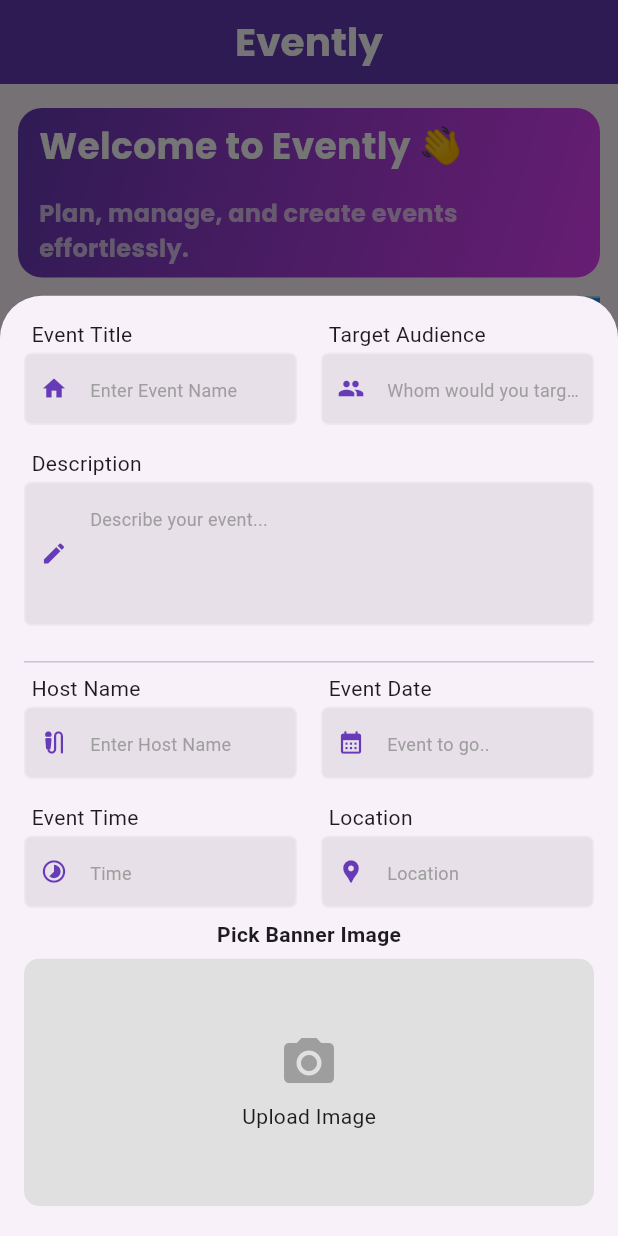
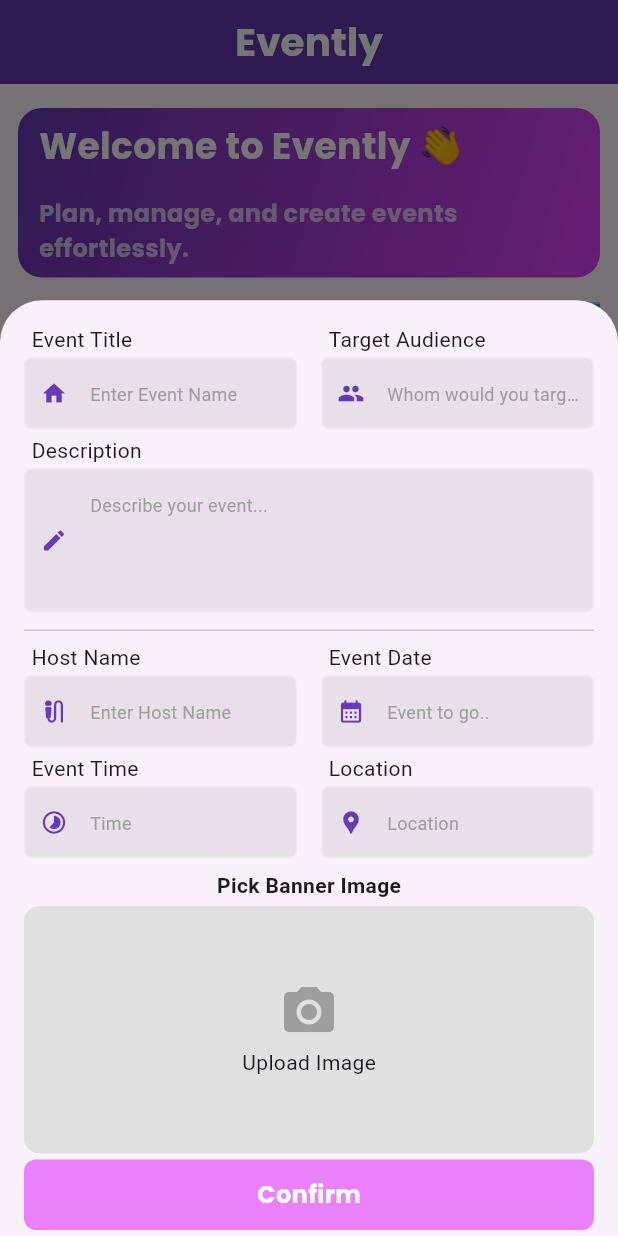
Before and after one commit to gtmpras/Evently, a Flutter app: the screen it shows once a user with an empty profile is signed in, after a tap on "Create Events", on a phone screen of 412 x 824 dp. Run offline on Flutter 3.47's test engine with Material 3 defaults, Android fonts, the phone set to English and light mode, and no system bars; our stand-ins replace cloud_firestore, firebase_auth, firebase_core, flutter_riverpod, go_router, google_fonts and 2 more; accounts and stored records are empty.

Commit message:
changing UI components

```diff
--- a/lib/src/presentations/home_screen.dart
+++ b/lib/src/presentations/home_screen.dart
@@ -1,8 +1,6 @@
 import 'package:evently/core/constants/font_constants.dart';
 import 'package:evently/core/helper/gap.dart';
 import 'package:evently/core/routing/route_constants.dart';
-import 'package:evently/shared/widgets/decoration/text_field_decoration.dart';
-import 'package:evently/shared/widgets/form_field_title.dart';
 import 'package:evently/src/partners/services/auth_services.dart';
 import 'package:evently/src/presentations/widgets/create_event_form.dart';
 import 'package:flutter/material.dart';
@@ -29,24 +27,37 @@ class _HomeScreenState extends State<HomeScreen> {
         centerTitle: true,
       ),
       body: SafeArea(
-        child: SingleChildScrollView(
-          child: Padding(
-            padding: const EdgeInsets.symmetric(horizontal: 12.0, vertical: 16),
         child: Column(
           crossAxisAlignment: CrossAxisAlignment.start,
           children: [
-                _buildWelcomeBanner(),
-                VerticalGap.l,
-                _buildButtonRow(),
-                VerticalGap.xs,
+            Padding(
+              padding: const EdgeInsets.symmetric(
+                horizontal: 12.0,
+                vertical: 16,
+              ),
+              child: _buildWelcomeBanner(),
+            ),
+
+            Padding(
+              padding: const EdgeInsets.symmetric(horizontal: 12.0),
+              child: _buildButtonRow(),
+            ),
+            VerticalGap.xxs,
+            Expanded(
+              child: SingleChildScrollView(
+                padding: EdgeInsets.symmetric(horizontal: 12.0, vertical: 16),
+                child: Column(
+                  children: [
                     _buildDescriptionSection(),
-                VerticalGap.xs,
+                    VerticalGap.xxs,
                     Text("Platform Stats", style: AppFonts.heading),
                     VerticalGap.xxs,
                     _buildGridView(),
                   ],
                 ),
               ),
+            ),
+          ],
         ),
       ),
     );
--- a/lib/src/presentations/widgets/create_event_form.dart
+++ b/lib/src/presentations/widgets/create_event_form.dart
@@ -1,3 +1,4 @@
+import 'package:evently/core/constants/font_constants.dart';
 import 'package:evently/core/helper/gap.dart';
 import 'package:flutter/material.dart';
 import 'package:evently/shared/widgets/decoration/text_field_decoration.dart';
@@ -34,7 +35,7 @@ class _CreateEventFormState extends State<CreateEventForm> {
                   ),
                 ),
               ),
-              const SizedBox(width: 16),
+              HorizontalGap.xl,
               Expanded(
                 child: TextFieldFormat(
                   textFieldName: "Target Audience",
@@ -49,7 +50,7 @@ class _CreateEventFormState extends State<CreateEventForm> {
               ),
             ],
           ),
-          const SizedBox(height: 16),
+          VerticalGap.xs,
 
           // Description field
           TextFieldFormat(
@@ -63,7 +64,7 @@ class _CreateEventFormState extends State<CreateEventForm> {
               ),
             ),
           ),
-          const SizedBox(height: 16),
+          VerticalGap.xs,
 
           Divider(),
 
@@ -82,7 +83,7 @@ class _CreateEventFormState extends State<CreateEventForm> {
                   ),
                 ),
               ),
-              const SizedBox(width: 16),
+              HorizontalGap.xl,
               Expanded(
                 child: TextFieldFormat(
                   textFieldName: "Event Date",
@@ -97,8 +98,9 @@ class _CreateEventFormState extends State<CreateEventForm> {
               ),
             ],
           ),
-          const SizedBox(height: 16),
+          VerticalGap.xs,
 
+          //Time and Location
           Row(
             children: [
               Expanded(
@@ -113,7 +115,7 @@ class _CreateEventFormState extends State<CreateEventForm> {
                   ),
                 ),
               ),
-              const SizedBox(width: 16),
+              HorizontalGap.xl,
               Expanded(
                 child: TextFieldFormat(
                   textFieldName: "Location",
@@ -137,7 +139,7 @@ class _CreateEventFormState extends State<CreateEventForm> {
                   "Pick Banner Image",
                   style: TextStyle(fontWeight: FontWeight.bold),
                 ),
-                SizedBox(height: 6),
+                VerticalGap.xs,
                 Container(
                   height: height * 0.2,
                   width: double.infinity,
@@ -152,15 +154,30 @@ class _CreateEventFormState extends State<CreateEventForm> {
                     crossAxisAlignment: CrossAxisAlignment.center,
                     children: [
                       Icon(Icons.camera_alt, size: 40, color: Colors.grey),
-                      SizedBox(height: 6),
+                      VerticalGap.xs,
                       Text("Upload Image"),
                     ],
                   ),
                 ),
-                SizedBox(height: 20),
+                VerticalGap.xs,
               ],
             ),
           ),
+
+          Container(
+            width: double.infinity,
+            padding: const EdgeInsets.symmetric(
+              horizontal: 10.0,
+              vertical: 12.0,
+            ),
+            alignment: Alignment.center,
+            decoration: BoxDecoration(
+              borderRadius: BorderRadius.circular(8.0),
+              color: Colors.purpleAccent.shade100,
+            ),
+            child: Text("Confirm", style: AppFonts.buttonText),
+          ),
+          VerticalGap.xs,
         ],
       ),
     );
```
Lines whose indentation alone changed are shown as unchanged.
